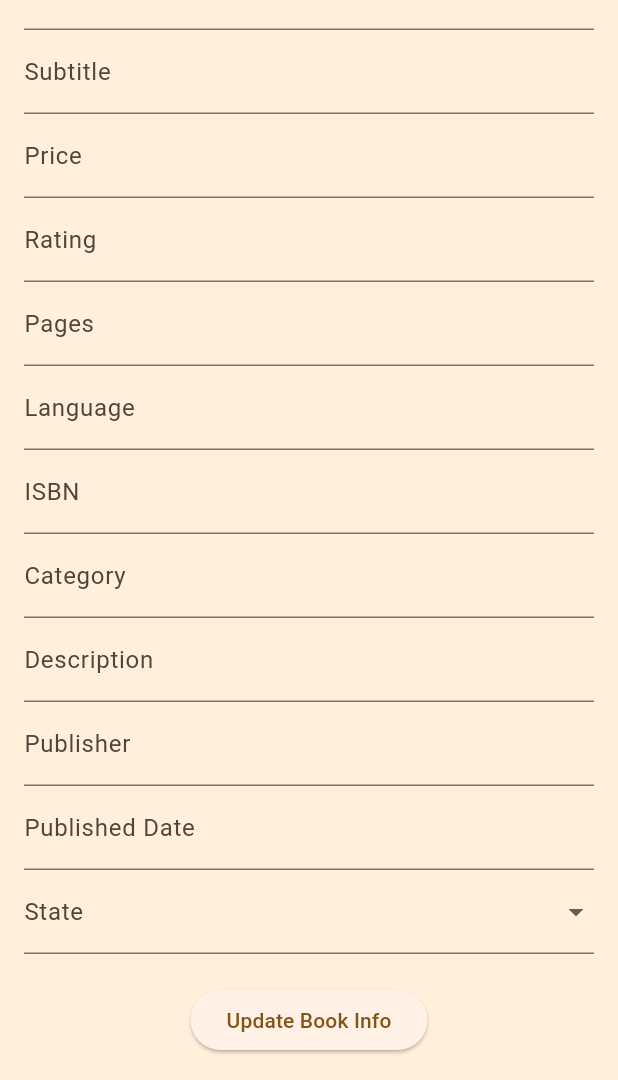
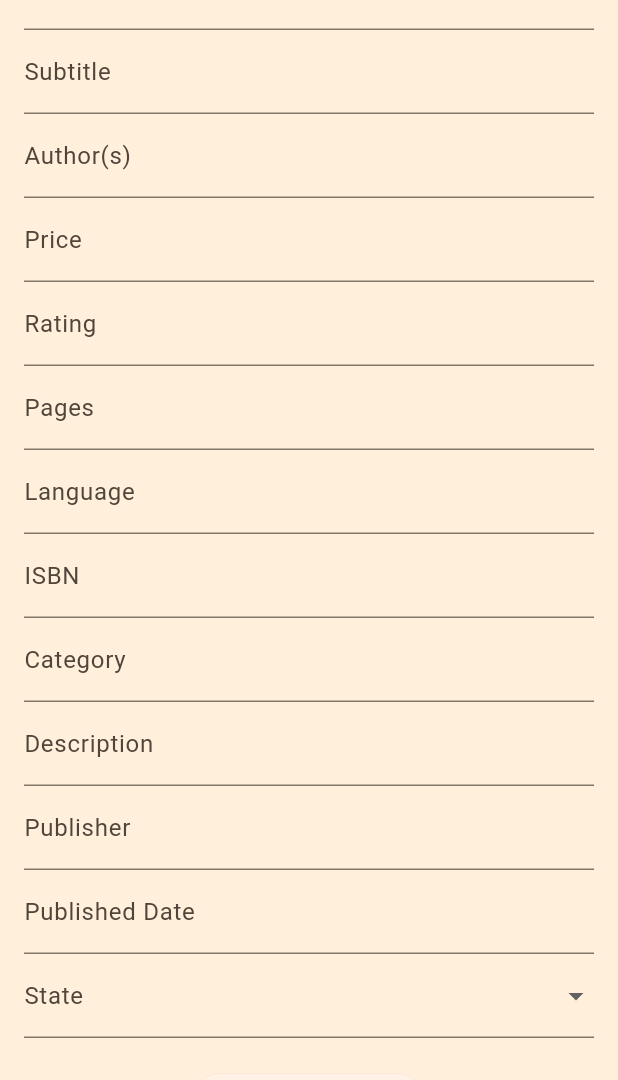
Before and after one commit to daveragos/kitab_log, a Flutter app: the ShelfBookDetail screen opened directly with empty values, on a phone screen of 412 x 824 dp, the part 156-1236 px from its top. Run offline on Flutter 3.47's test engine with Material 3 defaults, Android fonts, the phone set to English and light mode, and no system bars; our stand-ins replace connectivity_plus, curved_navigation_bar, image_picker, liquid_pull_to_refresh, sqflite; missing offline and left inert: google_books_api; accounts and stored records are empty.

Commit message:
textfield editing checked

```diff
--- a/lib/home.dart
+++ b/lib/home.dart
@@ -181,9 +181,11 @@ class _HomeState extends State<Home> {
         height: 60,
         items: _items,
         onTap: (index) {
-          setState(() {
-            _selectedIndex = index;
-          });
+          if (mounted) {
+  setState(() {
+    _selectedIndex = index;
+  });
+}
         },
         backgroundColor: Colors.transparent,
         color: Colors.orangeAccent[100]!,
--- a/lib/views/edit_book.dart
+++ b/lib/views/edit_book.dart
@@ -17,6 +17,7 @@ class _EditBookState extends State<EditBook> {
   late String _state;
   late TextEditingController _titleController;
   late TextEditingController _subtitleController;
+
   late TextEditingController _authorsController;
   late TextEditingController _imageUrlController;
   late TextEditingController _descriptionController;
@@ -178,6 +179,7 @@ class _EditBookState extends State<EditBook> {
                         controller: _subtitleController,
                         label: 'Subtitle',
                       ),
+                      KTextFormField(controller: _authorsController, label: 'Author(s)'),
                       KTextFormField(
                         controller: _priceController,
                         label: 'Price',
--- a/lib/views/explore.dart
+++ b/lib/views/explore.dart
@@ -20,15 +20,19 @@ class _ExploreState extends State<Explore> {
   Future<void> _checkInternetConnection() async {
     var connectivityResult = await (Connectivity().checkConnectivity());
     if (connectivityResult == ConnectivityResult.none) {
+      if (mounted) {
   setState(() {
     _isConnected = false;
     _errorMessage = 'No Internet Connection';
   });
+}
     } else {
+      if (mounted) {
   setState(() {
     _isConnected = true;
     _errorMessage = '';
   });
+}
       _loadBooks();
     }
   }
@@ -112,16 +116,20 @@ class _ExploreState extends State<Explore> {
       if (books.isEmpty) {
         hasError = true;
       }
+      if (mounted) {
   setState(() {
     bookCache[category] = books;
   });
 }
+    }
 
     if (hasError) {
+      if (mounted) {
   setState(() {
     _isConnected = false;
     _errorMessage = 'Failed to load books. Please try again.';
   });
+}
     }
   }
 
--- a/lib/views/shelf.dart
+++ b/lib/views/shelf.dart
@@ -177,7 +177,8 @@ class _ShelfState extends State<Shelf> with SingleTickerProviderStateMixin {
                 Image.file(File(savedBook.imageUrl),
                     width: 150,
                     height: 200,
-                    fit: BoxFit.cover, errorBuilder: (BuildContext context,
+                    fit: BoxFit.cover,
+                    errorBuilder: (BuildContext context,
                         Object error, StackTrace? stackTrace) {
                           return Image.asset(
                             'assets/book_cover.png',
--- a/lib/views/shelf_book_detail.dart
+++ b/lib/views/shelf_book_detail.dart
@@ -1,6 +1,7 @@
 import 'package:kitablog/models/saved_book.dart';
 import 'package:kitablog/services/db_helper.dart';
 import 'package:flutter/material.dart';
+import 'package:kitablog/views/widgets/k_text_form_field.dart';
 
 class ShelfBookDetail extends StatefulWidget {
   final SavedBook book;
@@ -205,58 +206,50 @@ class _ShelfBookDetailState extends State<ShelfBookDetail> {
                   key: _formKey,
                   child: Column(
                     children: [
-                      TextFormField(
-                        controller: _titleController,
-                        decoration: const InputDecoration(labelText: 'Title'),
+                      KTextFormField(controller: _titleController, label: 'Title'),
+                      KTextFormField(
+                        controller: _subtitleController,
+                        label: 'Subtitle',
                       ),
-                      TextFormField(
-                        controller: _subtitleController,
-                        decoration:
-                            const InputDecoration(labelText: 'Subtitle'),
-                      ),
-                      TextFormField(
+                      KTextFormField(controller: _authorsController, label: 'Author(s)'),
+                      KTextFormField(
                         controller: _priceController,
-                        decoration: const InputDecoration(labelText: 'Price'),
+                        label: 'Price',
                         keyboardType: TextInputType.number,
                       ),
-                      TextFormField(
+                      KTextFormField(
                         controller: _ratingController,
-                        decoration: const InputDecoration(labelText: 'Rating'),
+                        label: 'Rating',
                       ),
-                      TextFormField(
+                      KTextFormField(
                         controller: _pagesController,
-                        decoration: const InputDecoration(labelText: 'Pages'),
+                        label: 'Pages',
                         keyboardType: TextInputType.number,
                       ),
-                      TextFormField(
+                      KTextFormField(
                         controller: _languageController,
-                        decoration:
-                            const InputDecoration(labelText: 'Language'),
+                        label: 'Language',
                       ),
-                      TextFormField(
+                      KTextFormField(
                         controller: _isbnController,
-                        decoration: const InputDecoration(labelText: 'ISBN'),
+                        label: 'ISBN',
                       ),
-                      TextFormField(
+                      KTextFormField(
                         controller: _categoryController,
-                        decoration:
-                            const InputDecoration(labelText: 'Category'),
+                        label: 'Category',
                       ),
 
-                      TextFormField(
+                      KTextFormField(
                         controller: _descriptionController,
-                        decoration:
-                            const InputDecoration(labelText: 'Description'),
+                        label: 'Description',
                       ),
-                      TextFormField(
+                      KTextFormField(
                         controller: _publisherController,
-                        decoration:
-                            const InputDecoration(labelText: 'Publisher'),
+                        label: 'Publisher',
                       ),
-                      TextFormField(
+                      KTextFormField(
                         controller: _publishedDateController,
-                        decoration:
-                            const InputDecoration(labelText: 'Published Date'),
+                        label: 'Published Date',
                       ),
                       DropdownButtonFormField<String>(
                         value: _state,
--- a/lib/views/widgets/k_text_form_field.dart
+++ b/lib/views/widgets/k_text_form_field.dart
@@ -5,7 +5,7 @@ class KTextFormField extends StatelessWidget {
     super.key,
     required TextEditingController controller,
     required this.label,
-    this.keyboardType = TextInputType.none,
+    this.keyboardType = TextInputType.text,
     this.maxLines = 1
   }) : _titleController = controller;
 
```
Lines whose indentation alone changed are shown as unchanged.
